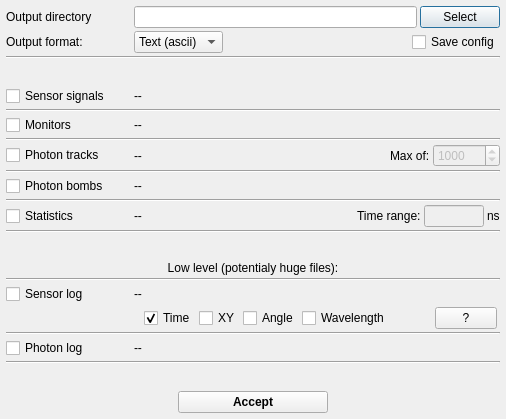
andrmor/ANTS3bundle, file ants3bundle/src/ants3/gui/photsim/aphotonsimoutputdialog.ui: the form before one commit.
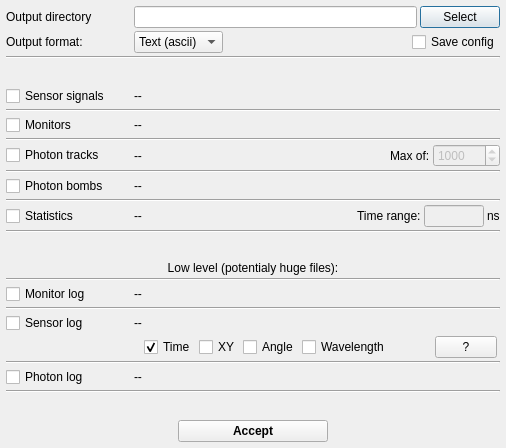
The form after the commit.

```diff
--- a/ants3bundle/src/ants3/gui/photsim/aphotonsimoutputdialog.ui
+++ b/ants3bundle/src/ants3/gui/photsim/aphotonsimoutputdialog.ui
@@ -7,7 +7,7 @@
     <x>0</x>
     <y>0</y>
     <width>506</width>
-    <height>419</height>
+    <height>448</height>
    </rect>
   </property>
   <property name="windowTitle">
@@ -463,6 +463,56 @@
      </property>
     </widget>
    </item>
+   <item>
+    <layout class="QHBoxLayout" name="horizontalLayout_4">
+     <property name="topMargin">
+      <number>0</number>
+     </property>
+     <item>
+      <widget class="QCheckBox" name="cbMonitorLog">
+       <property name="minimumSize">
+        <size>
+         <width>125</width>
+         <height>0</height>
+        </size>
+       </property>
+       <property name="toolTip">
+        <string>Format: events are separated with #; record:   iMonitor LocalX LocalY LocalZ LocalDx LocalDy LocalDz Time WaveIndex</string>
+       </property>
+       <property name="text">
+        <string>Monitor log</string>
+       </property>
+      </widget>
+     </item>
+     <item>
+      <widget class="QLabel" name="labMonitorLog">
+       <property name="text">
+        <string>--</string>
+       </property>
+      </widget>
+     </item>
+     <item>
+      <spacer name="horizontalSpacer_3">
+       <property name="orientation">
+        <enum>Qt::Orientation::Horizontal</enum>
+       </property>
+       <property name="sizeHint" stdset="0">
+        <size>
+         <width>40</width>
+         <height>20</height>
+        </size>
+       </property>
+      </spacer>
+     </item>
+    </layout>
+   </item>
+   <item>
+    <widget class="Line" name="line_7">
+     <property name="orientation">
+      <enum>Qt::Orientation::Horizontal</enum>
+     </property>
+    </widget>
+   </item>
    <item>
     <layout class="QHBoxLayout" name="horizontalLayout_10">
      <property name="leftMargin">
```
Left out of the diff: 18 changed lines with no effect on the pictures.
